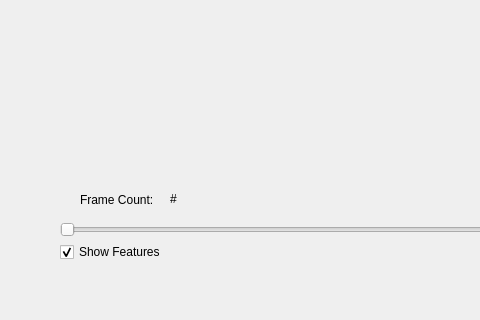
Before: the Qt Designer form cpp/car-gui/stereo_window.ui in berickson/car, drawn with Qt 5; both pictures show x 0 to 480 and y 308 to 628 of the 938 by 628 pixel window.
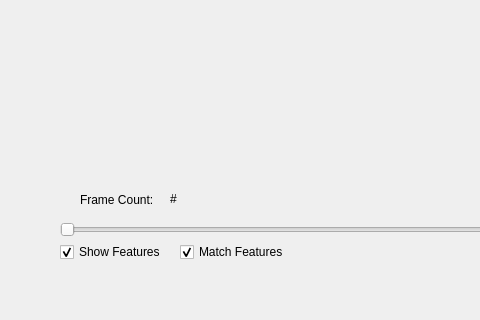
After: the same form once the commit is applied.

Commit message: Option for matching.

```diff
--- a/cpp/car-gui/stereo_window.ui
+++ b/cpp/car-gui/stereo_window.ui
@@ -118,6 +118,22 @@
     <bool>true</bool>
    </property>
   </widget>
+  <widget class="QCheckBox" name="match_features_checkbox">
+   <property name="geometry">
+    <rect>
+     <x>180</x>
+     <y>550</y>
+     <width>121</width>
+     <height>20</height>
+    </rect>
+   </property>
+   <property name="text">
+    <string>Match Features</string>
+   </property>
+   <property name="checked">
+    <bool>true</bool>
+   </property>
+  </widget>
   <zorder>layoutWidget</zorder>
   <zorder>frame_count_label</zorder>
   <zorder>frame_count</zorder>
```
Left out of the diff: 1 changed line with no effect on the pictures. The commit also changes 2 other files.
